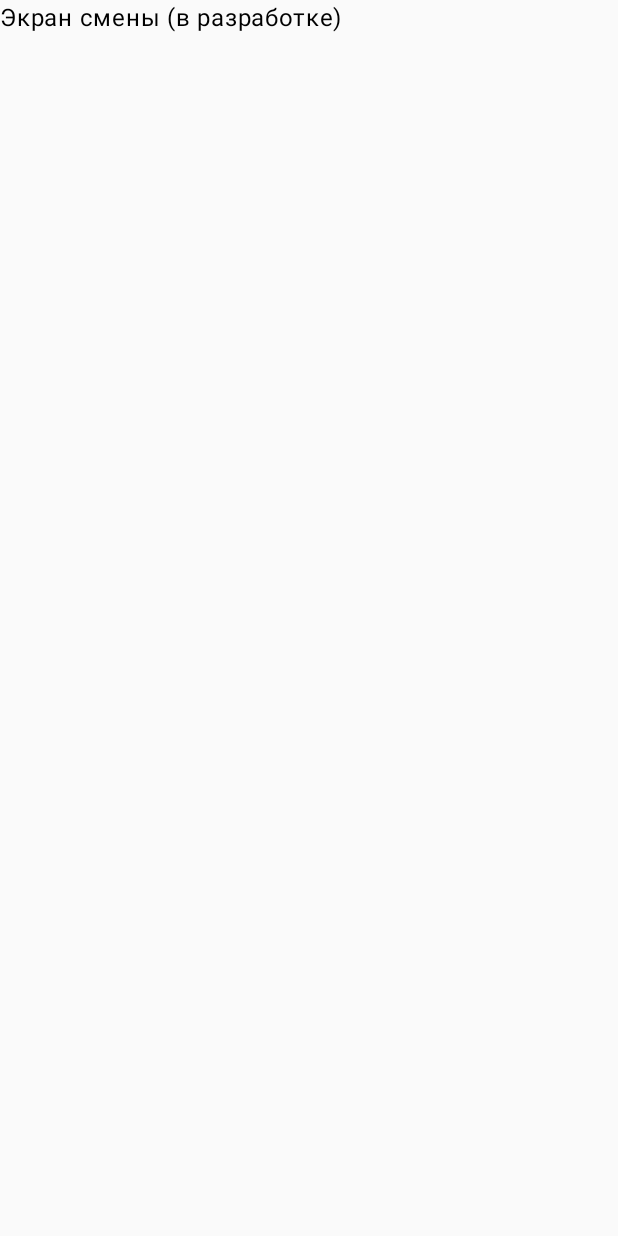
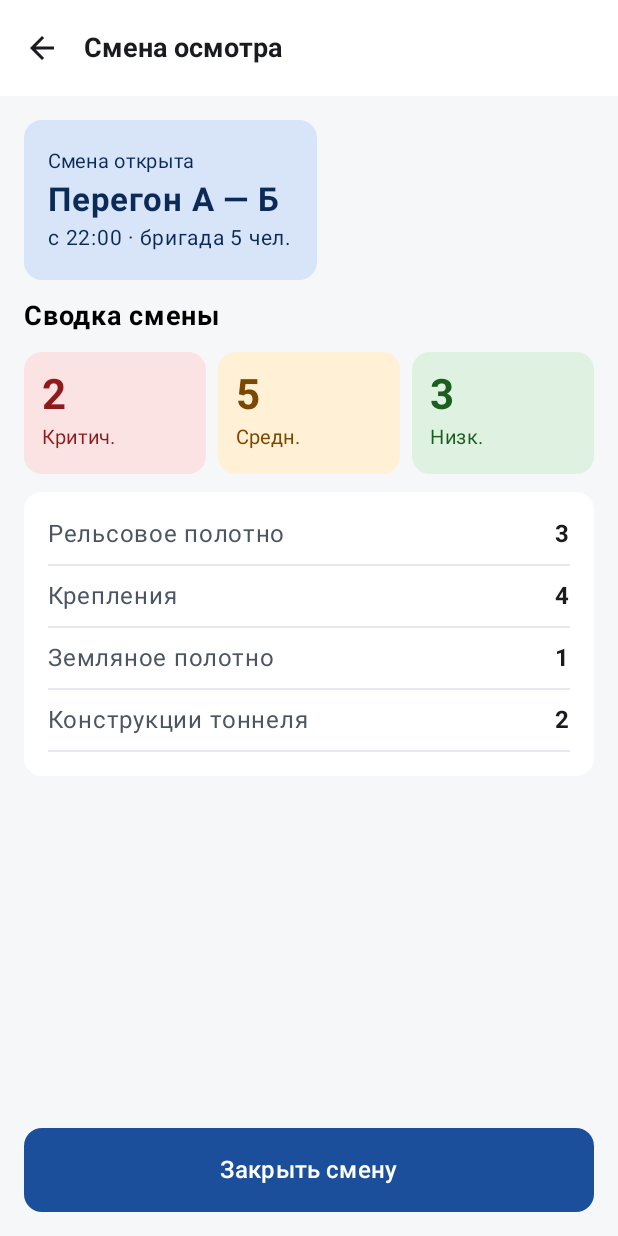
Before and after one commit to avordnaskella/MetroMobile, an Android app built with Jetpack Compose: the ShiftScreen screen opened through its navigation route, on a phone screen of 412 x 824 dp. Before the commit the screen is almost empty. Run offline under Robolectric (Android 15) with nearby library versions, the phone set to English and light mode, and no system bars; our stand-ins replace Dagger/Hilt's generated code.

Commit message:
экран смены осмотра

```diff
--- a/Metro/app/src/main/java/com/example/metroosmotr/presentation/navigation/AppNavHost.kt
+++ b/Metro/app/src/main/java/com/example/metroosmotr/presentation/navigation/AppNavHost.kt
@@ -11,6 +11,7 @@ import com.example.metroosmotr.presentation.create.CreateScreen
 import com.example.metroosmotr.presentation.defect.DefectScreen
 import com.example.metroosmotr.presentation.home.HomeScreen
 import com.example.metroosmotr.presentation.list.ListScreen
+import com.example.metroosmotr.presentation.shift.ShiftScreen
 
 @Composable
 fun AppNavHost() {
@@ -40,7 +41,7 @@ fun AppNavHost() {
             DefectScreen(defectId = id, onNavigateBack = { navController.popBackStack() })
         }
         composable(Screen.Shift.route) {
-            Text("Экран смены (в разработке)")
+            ShiftScreen(onNavigateBack = { navController.popBackStack() })
         }
     }
 }
--- /dev/null
+++ b/Metro/app/src/main/java/com/example/metroosmotr/presentation/shift/ShiftScreen.kt
@@ -0,0 +1,100 @@
+package com.example.metroosmotr.presentation.shift
+
+import androidx.compose.foundation.background
+import androidx.compose.foundation.layout.*
+import androidx.compose.foundation.shape.RoundedCornerShape
+import androidx.compose.material.icons.Icons
+import androidx.compose.material.icons.filled.ArrowBack
+import androidx.compose.material3.*
+import androidx.compose.runtime.Composable
+import androidx.compose.ui.Alignment
+import androidx.compose.ui.Modifier
+import androidx.compose.ui.graphics.Color
+import androidx.compose.ui.text.font.FontWeight
+import androidx.compose.ui.unit.dp
+import androidx.compose.ui.unit.sp
+
+@OptIn(ExperimentalMaterial3Api::class)
+@Composable
+fun ShiftScreen(
+    onNavigateBack: () -> Unit
+) {
+    Column(
+        modifier = Modifier
+            .fillMaxSize()
+            .background(Color(0xFFF6F7F9))
+    ) {
+        TopAppBar(
+            title = { Text("Смена осмотра", fontSize = 18.sp, fontWeight = FontWeight.Bold) },
+            navigationIcon = {
+                IconButton(onClick = onNavigateBack) {
+                    Icon(Icons.Default.ArrowBack, contentDescription = "Назад")
+                }
+            },
+            colors = TopAppBarDefaults.topAppBarColors(containerColor = Color.White)
+        )
+
+        Column(modifier = Modifier.padding(16.dp), verticalArrangement = Arrangement.spacedBy(12.dp)) {
+            // Карточка смены
+            Card(colors = CardDefaults.cardColors(containerColor = Color(0xFFD8E4F8))) {
+                Column(modifier = Modifier.padding(16.dp)) {
+                    Text("Смена открыта", fontSize = 13.sp, color = Color(0xFF0B2A57))
+                    Text("Перегон А — Б", fontSize = 22.sp, fontWeight = FontWeight.Bold, color = Color(0xFF0B2A57))
+                    Text("с 22:00 · бригада 5 чел.", fontSize = 14.sp, color = Color(0xFF0B2A57))
+                }
+            }
+
+            Text("Сводка смены", fontSize = 18.sp, fontWeight = FontWeight.Bold)
+
+            // Плитки со статистикой
+            Row(horizontalArrangement = Arrangement.spacedBy(8.dp)) {
+                StatCard("2", "Критич.", Color(0xFFFBE3E3), Color(0xFF8E1B1B), Modifier.weight(1f))
+                StatCard("5", "Средн.", Color(0xFFFFF0D6), Color(0xFF7A4800), Modifier.weight(1f))
+                StatCard("3", "Низк.", Color(0xFFDFF2E1), Color(0xFF1B5E20), Modifier.weight(1f))
+            }
+
+            // Таблица по категориям
+            Card(colors = CardDefaults.cardColors(containerColor = Color.White)) {
+                Column(modifier = Modifier.padding(16.dp), verticalArrangement = Arrangement.spacedBy(8.dp)) {
+                    RowItem("Рельсовое полотно", "3")
+                    RowItem("Крепления", "4")
+                    RowItem("Земляное полотно", "1")
+                    RowItem("Конструкции тоннеля", "2")
+                }
+            }
+
+            Spacer(modifier = Modifier.weight(1f))
+
+            Button(
+                onClick = { /* Закрыть смену */ },
+                modifier = Modifier.fillMaxWidth().height(56.dp),
+                colors = ButtonDefaults.buttonColors(containerColor = Color(0xFF1B4F9C)),
+                shape = RoundedCornerShape(12.dp)
+            ) {
+                Text("Закрыть смену", fontSize = 16.sp)
+            }
+        }
+    }
+}
+
+@Composable
+fun StatCard(value: String, label: String, bgColor: Color, textColor: Color, modifier: Modifier = Modifier) {
+    Card(colors = CardDefaults.cardColors(containerColor = bgColor), modifier = modifier) {
+        Column(modifier = Modifier.padding(12.dp)) {
+            Text(value, fontSize = 28.sp, fontWeight = FontWeight.Bold, color = textColor)
+            Text(label, fontSize = 13.sp, color = textColor)
+        }
+    }
+}
+
+@Composable
+fun RowItem(label: String, value: String) {
+    Row(
+        modifier = Modifier.fillMaxWidth(),
+        horizontalArrangement = Arrangement.SpaceBetween
+    ) {
+        Text(label, color = Color(0xFF4B5563))
+        Text(value, fontWeight = FontWeight.Bold)
+    }
+    Divider(color = Color(0xFFE6E9EE), thickness = 1.dp)
+}
```
